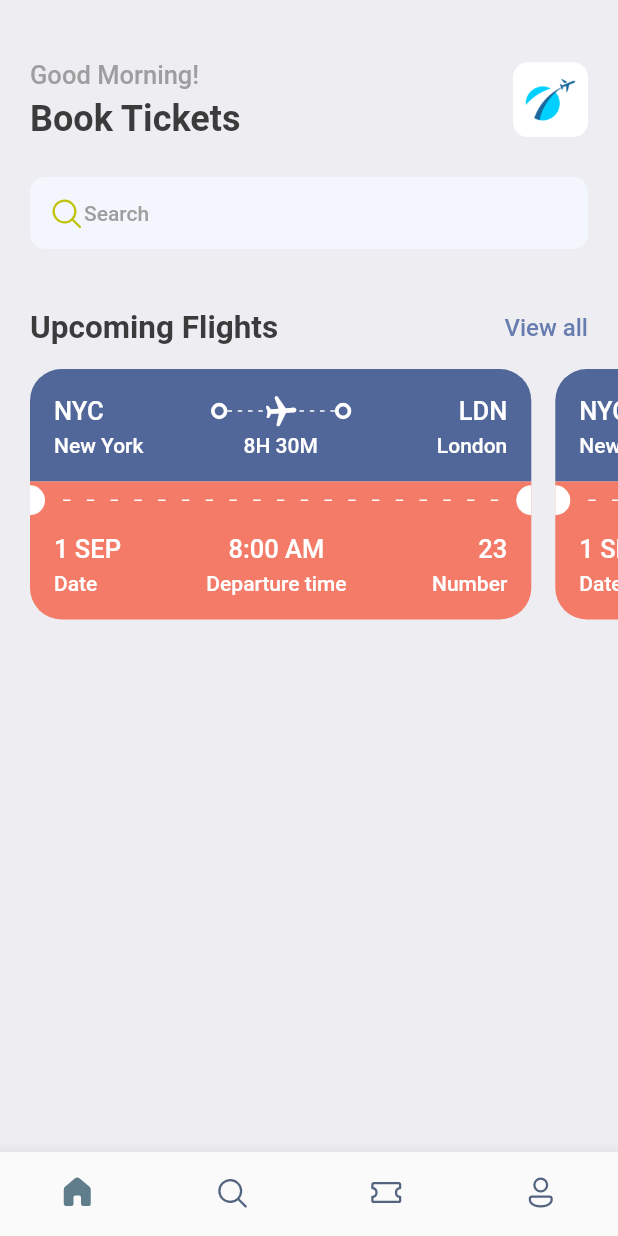
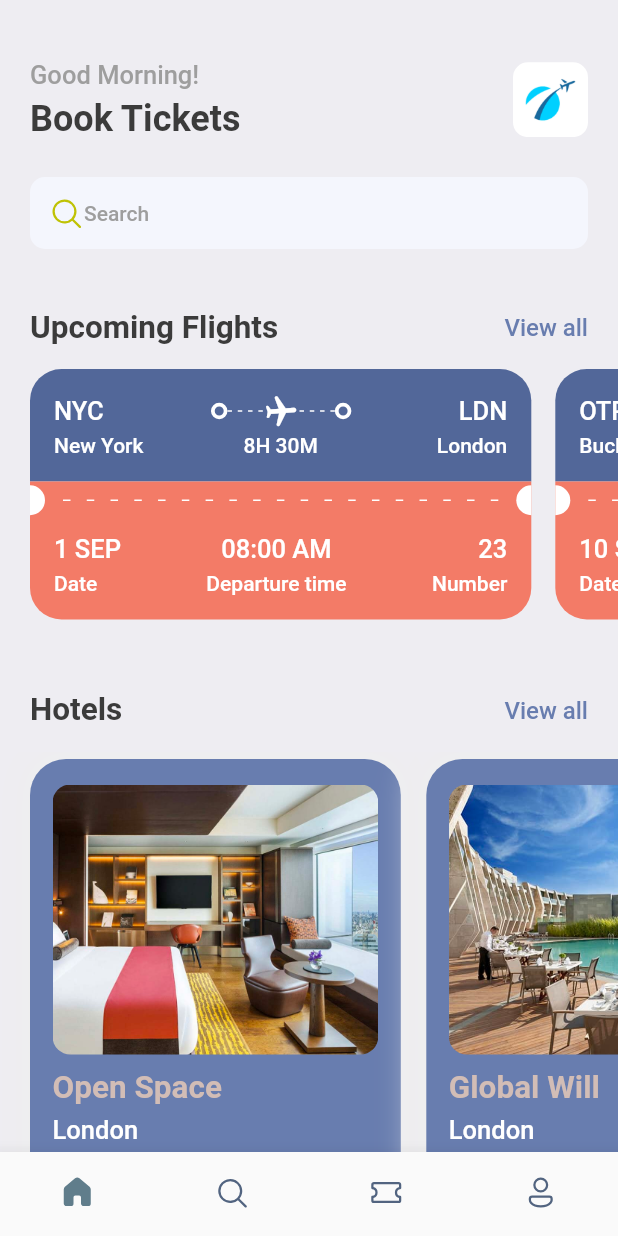
Before and after one commit to RazvanRauta/booktickets, a Flutter app: the screen it shows after launch, on a phone screen of 412 x 824 dp. Run offline on Flutter 3.47's test engine with Material 2 defaults, Android fonts, the phone set to English and light mode, and no system bars; our stand-ins replace fluentui_icons, gap, get, responsive_sizer.

Commit message:
feat: added home screen with all features

```diff
--- a/lib/main.dart
+++ b/lib/main.dart
@@ -2,6 +2,7 @@ import 'package:flutter/material.dart';
 
 import 'src/screens/bottom_bar.dart';
 import 'src/utils/app_styles.dart';
+import 'package:responsive_sizer/responsive_sizer.dart';
 
 void main() {
   runApp(const MyApp());
@@ -13,6 +14,7 @@ class MyApp extends StatelessWidget {
   // This widget is the root of your application.
   @override
   Widget build(BuildContext context) {
+    return ResponsiveSizer(builder: (context, orientation, deviceType) {
       return MaterialApp(
         debugShowCheckedModeBanner: false,
         title: 'Flutter Demo',
@@ -21,5 +23,6 @@ class MyApp extends StatelessWidget {
         ),
         home: const BottomBar(),
       );
+    });
   }
 }
--- /dev/null
+++ b/lib/src/mocks/hotels_list.dart
@@ -0,0 +1,20 @@
+List<Map<String, dynamic>> hotelList = [
+  {
+    'image': 'one.png',
+    'place': 'Open Space',
+    'destination': 'London',
+    'price': 25
+  },
+  {
+    'image': 'two.png',
+    'place': 'Global Will',
+    'destination': 'London',
+    'price': 40
+  },
+  {
+    'image': 'three.png',
+    'place': 'Tallest Building',
+    'destination': 'Dubai',
+    'price': 68
+  },
+];
--- /dev/null
+++ b/lib/src/mocks/tickets_list.dart
@@ -0,0 +1,18 @@
+List<Map<String, dynamic>> ticketList = [
+  {
+    'from': {'code': "NYC", 'name': "New York"},
+    'to': {'code': "LDN", 'name': "London"},
+    'flying_time': '8H 30M',
+    'date': "1 SEP",
+    'departure_time': "08:00 AM",
+    'number': 23
+  },
+  {
+    'from': {'code': "OTP", 'name': "Bucharest"},
+    'to': {'code': "WAW", 'name': "Warsaw"},
+    'flying_time': '2H 20M',
+    'date': "10 SEP",
+    'departure_time': "09:00 AM",
+    'number': 45
+  },
+];
--- a/lib/src/screens/bottom_bar.dart
+++ b/lib/src/screens/bottom_bar.dart
@@ -2,6 +2,7 @@ import 'package:fluentui_icons/fluentui_icons.dart';
 import 'package:flutter/material.dart';
 
 import 'home_screen.dart';
+import 'search_screen.dart';
 
 class BottomBar extends StatefulWidget {
   const BottomBar({Key? key}) : super(key: key);
@@ -15,7 +16,7 @@ class _BottomBarState extends State<BottomBar> {
 
   static final List<Widget> _widgetOptions = <Widget>[
     const HomeScreen(),
-    const Text("Search"),
+    const SearchScreen(),
     const Text("Tickets"),
     const Text("Profile"),
   ];
@@ -29,8 +30,10 @@ class _BottomBarState extends State<BottomBar> {
   @override
   Widget build(BuildContext context) {
     return Scaffold(
-      body: Center(
-        child: _widgetOptions[_selectedIndex],
+      body: SafeArea(
+        child: Center(
+          child: _widgetOptions[_selectedIndex],
+        ),
       ),
       bottomNavigationBar: BottomNavigationBar(
         currentIndex: _selectedIndex,
--- a/lib/src/screens/home_screen.dart
+++ b/lib/src/screens/home_screen.dart
@@ -1,7 +1,11 @@
+import '../mocks/hotels_list.dart';
+import '../mocks/tickets_list.dart';
 import 'package:flutter/material.dart';
 import 'package:gap/gap.dart';
+import 'package:responsive_sizer/responsive_sizer.dart';
 
 import '../utils/app_styles.dart';
+import '../widgets/hotel_card.dart';
 import '../widgets/ticket_view.dart';
 import '../widgets/top_section.dart';
 
@@ -18,11 +22,61 @@ class HomeScreen extends StatelessWidget {
           const Gap(15),
           SingleChildScrollView(
             scrollDirection: Axis.horizontal,
-            padding: const EdgeInsets.only(left: 20),
-            child: Row(children: const [
-              TicketView(),
-              TicketView(),
-            ]),
+            padding: EdgeInsets.only(
+              left: Adaptive.px(20),
+            ),
+            child: Row(
+                children: ticketList
+                    .map((ticket) => TicketView(
+                          ticket: ticket,
+                        ))
+                    .toList()),
+          ),
+          const Gap(15),
+          const HotelsHeader(),
+          const Gap(15),
+          SingleChildScrollView(
+            scrollDirection: Axis.horizontal,
+            padding: EdgeInsets.only(
+              left: Adaptive.px(20),
+            ),
+            child: Row(
+                children: hotelList
+                    .map(
+                      (hotel) => HotelCard(hotel: hotel),
+                    )
+                    .toList()),
+          ),
+        ],
+      ),
+    );
+  }
+}
+
+class HotelsHeader extends StatelessWidget {
+  const HotelsHeader({
+    Key? key,
+  }) : super(key: key);
+
+  @override
+  Widget build(BuildContext context) {
+    return Container(
+      padding: EdgeInsets.symmetric(
+        horizontal: Adaptive.px(20),
+      ),
+      child: Row(
+        mainAxisAlignment: MainAxisAlignment.spaceBetween,
+        children: [
+          Text(
+            "Hotels",
+            style: Styles.headLineStyles2,
+          ),
+          InkWell(
+            onTap: () => {print("You are tapped")},
+            child: Text(
+              "View all",
+              style: Styles.textStyle.copyWith(color: Styles.primaryColor),
+            ),
           )
         ],
       ),
--- /dev/null
+++ b/lib/src/screens/search_screen.dart
@@ -0,0 +1,12 @@
+import 'package:flutter/material.dart';
+
+class SearchScreen extends StatelessWidget {
+  const SearchScreen({Key? key}) : super(key: key);
+
+  @override
+  Widget build(BuildContext context) {
+    return const Scaffold(
+      body: Text("Hello from Search"),
+    );
+  }
+}
--- a/lib/src/utils/app_layout.dart
+++ b/lib/src/utils/app_layout.dart
@@ -1,7 +1,28 @@
 import 'package:flutter/material.dart';
+import 'package:get/get.dart';
 
 class AppLayout {
   static getSize(BuildContext context) {
     return MediaQuery.of(context).size;
   }
+
+  static getScreenHeight() {
+    return Get.height;
+  }
+
+  static getScreenWidth() {
+    return Get.width;
+  }
+
+  static getHeight(double pixels) {
+    const double referenceScreenHeight = 640;
+
+    return getScreenHeight() * pixels / referenceScreenHeight;
+  }
+
+  static getWidth(double pixels) {
+    const double referenceScreenWidth = 360;
+
+    return getScreenWidth() * pixels / referenceScreenWidth;
+  }
 }
--- a/lib/src/utils/app_styles.dart
+++ b/lib/src/utils/app_styles.dart
@@ -8,6 +8,7 @@ class Styles {
   static Color bgColor = const Color(0xFFeeedf2);
   static Color blueColor = const Color(0xFF526799);
   static Color orangeColor = const Color(0xFFF37B67);
+  static Color kakiColor = const Color(0xFFd2bdb6);
 
   static TextStyle textStyle =
       TextStyle(fontSize: 16, color: textColor, fontWeight: FontWeight.w500);
--- a/lib/src/widgets/dotted_line.dart
+++ b/lib/src/widgets/dotted_line.dart
@@ -1,4 +1,5 @@
 import 'package:flutter/material.dart';
+import 'package:responsive_sizer/responsive_sizer.dart';
 
 class DottedLine extends StatelessWidget {
   const DottedLine({
@@ -11,7 +12,7 @@ class DottedLine extends StatelessWidget {
       child: Stack(
         children: [
           SizedBox(
-            height: 24,
+            height: Adaptive.px(24),
             child: LayoutBuilder(
               builder: (BuildContext context, BoxConstraints constrains) {
                 return Flex(
@@ -20,10 +21,10 @@ class DottedLine extends StatelessWidget {
                   mainAxisSize: MainAxisSize.max,
                   children: List.generate(
                     (constrains.constrainWidth() / 6).floor(),
-                    (index) => const SizedBox(
-                      width: 3,
-                      height: 1,
-                      child: DecoratedBox(
+                    (index) => SizedBox(
+                      width: Adaptive.px(3),
+                      height: Adaptive.px(1),
+                      child: const DecoratedBox(
                         decoration: BoxDecoration(
                           color: Colors.white,
                         ),
--- /dev/null
+++ b/lib/src/widgets/hotel_card.dart
@@ -0,0 +1,78 @@
+import 'package:flutter/material.dart';
+import 'package:gap/gap.dart';
+import 'package:responsive_sizer/responsive_sizer.dart';
+
+import '../utils/app_styles.dart';
+
+class HotelCard extends StatelessWidget {
+  final Map<String, dynamic> hotel;
+
+  const HotelCard({Key? key, required this.hotel}) : super(key: key);
+
+  @override
+  Widget build(BuildContext context) {
+    return Container(
+      width: 60.w,
+      height: Adaptive.px(350),
+      padding: EdgeInsets.symmetric(
+        horizontal: Adaptive.px(15),
+        vertical: Adaptive.px(17),
+      ),
+      margin: EdgeInsets.only(
+        right: Adaptive.px(17),
+        top: Adaptive.px(5),
+      ),
+      decoration: BoxDecoration(
+          color: Styles.primaryColor,
+          borderRadius: BorderRadius.circular(
+            Adaptive.px(24),
+          ),
+          boxShadow: [
+            BoxShadow(
+              color: Colors.grey.shade200,
+              blurRadius: 20,
+              spreadRadius: 5,
+            )
+          ]),
+      child: Column(
+        crossAxisAlignment: CrossAxisAlignment.start,
+        children: [
+          Container(
+            height: Adaptive.px(180),
+            decoration: BoxDecoration(
+              borderRadius: BorderRadius.circular(
+                Adaptive.px(12),
+              ),
+              color: Styles.primaryColor,
+              image: DecorationImage(
+                fit: BoxFit.cover,
+                image: AssetImage("lib/src/assets/images/${hotel["image"]}"),
+              ),
+            ),
+          ),
+          const Gap(10),
+          Text(
+            hotel["place"],
+            style: Styles.headLineStyles2.copyWith(
+              color: Styles.kakiColor,
+            ),
+          ),
+          const Gap(5),
+          Text(
+            hotel["destination"],
+            style: Styles.headLineStyles3.copyWith(
+              color: Colors.white,
+            ),
+          ),
+          const Gap(8),
+          Text(
+            "\$${hotel["price"]}/night",
+            style: Styles.headlineStyles1.copyWith(
+              color: Styles.kakiColor,
+            ),
+          ),
+        ],
+      ),
+    );
+  }
+}
--- a/lib/src/widgets/thick_container.dart
+++ b/lib/src/widgets/thick_container.dart
@@ -1,4 +1,5 @@
 import 'package:flutter/material.dart';
+import 'package:responsive_sizer/responsive_sizer.dart';
 
 class ThickContainer extends StatelessWidget {
   const ThickContainer({Key? key}) : super(key: key);
@@ -6,11 +7,11 @@ class ThickContainer extends StatelessWidget {
   @override
   Widget build(BuildContext context) {
     return Container(
-      padding: const EdgeInsets.all(3.0),
+      padding: EdgeInsets.all(Adaptive.px(3.0)),
       decoration: BoxDecoration(
-        borderRadius: BorderRadius.circular(20),
+        borderRadius: BorderRadius.circular(Adaptive.px(20)),
         border: Border.all(
-          width: 2.5,
+          width: Adaptive.px(2.5),
           color: Colors.white,
         ),
       ),
--- a/lib/src/widgets/ticket_view.dart
+++ b/lib/src/widgets/ticket_view.dart
@@ -1,23 +1,25 @@
-import 'package:booktickets/src/utils/app_layout.dart';
-import 'package:booktickets/src/utils/app_styles.dart';
-import 'package:booktickets/src/widgets/thick_container.dart';
 import 'package:flutter/material.dart';
 import 'package:gap/gap.dart';
+import 'package:responsive_sizer/responsive_sizer.dart';
 
+import '../utils/app_styles.dart';
 import 'dotted_line.dart';
+import 'thick_container.dart';
 
 class TicketView extends StatelessWidget {
-  const TicketView({Key? key}) : super(key: key);
+  final Map<String, dynamic> ticket;
+
+  const TicketView({Key? key, required this.ticket}) : super(key: key);
 
   @override
   Widget build(BuildContext context) {
-    final size = AppLayout.getSize(context);
-
     return SizedBox(
-      width: size.width * 0.85,
-      height: 200,
+      width: Adaptive.w(85),
+      height: Adaptive.px(200),
       child: Container(
-        margin: const EdgeInsets.only(right: 16),
+        margin: EdgeInsets.only(
+          right: Adaptive.px(16),
+        ),
         child: Column(
           children: [
             /*
@@ -26,18 +28,24 @@ class TicketView extends StatelessWidget {
             Container(
               decoration: BoxDecoration(
                 color: Styles.blueColor,
-                borderRadius: const BorderRadius.only(
-                  topLeft: Radius.circular(21),
-                  topRight: Radius.circular(21),
+                borderRadius: BorderRadius.only(
+                  topLeft: Radius.circular(
+                    Adaptive.px(21),
+                  ),
+                  topRight: Radius.circular(
+                    Adaptive.px(21),
+                  ),
                 ),
               ),
-              padding: const EdgeInsets.all(16),
+              padding: EdgeInsets.all(
+                Adaptive.px(16),
+              ),
               child: Column(
                 children: [
                   Row(
                     children: [
                       Text(
-                        "NYC",
+                        ticket["from"]["code"],
                         style: Styles.headLineStyles3
                             .copyWith(color: Colors.white),
                       ),
@@ -47,7 +55,7 @@ class TicketView extends StatelessWidget {
                       const ThickContainer(),
                       const Spacer(),
                       Text(
-                        "LDN",
+                        ticket["to"]["code"],
                         style: Styles.headLineStyles3
                             .copyWith(color: Colors.white),
                       ),
@@ -58,24 +66,24 @@ class TicketView extends StatelessWidget {
                     mainAxisAlignment: MainAxisAlignment.spaceBetween,
                     children: [
                       SizedBox(
-                        width: 100,
+                        width: Adaptive.px(100),
                         child: Text(
-                          "New York",
+                          ticket["from"]["name"],
                           style: Styles.headLineStyles4.copyWith(
                             color: Colors.white,
                           ),
                         ),
                       ),
                       Text(
-                        "8H 30M",
+                        ticket["flying_time"],
                         style: Styles.headLineStyles4.copyWith(
                           color: Colors.white,
                         ),
                       ),
                       SizedBox(
-                        width: 100,
+                        width: Adaptive.px(100),
                         child: Text(
-                          "London",
+                          ticket["to"]["name"],
                           textAlign: TextAlign.end,
                           style: Styles.headLineStyles4.copyWith(
                             color: Colors.white,
@@ -94,21 +102,26 @@ class TicketView extends StatelessWidget {
               color: Styles.orangeColor,
               child: Row(
                 children: [
-                  const SizedBox(
-                    height: 20,
-                    width: 10,
+                  SizedBox(
+                    height: Adaptive.px(20),
+                    width: Adaptive.px(10),
                     child: DecoratedBox(
                       decoration: BoxDecoration(
                         color: Colors.white,
                         borderRadius: BorderRadius.only(
-                            topRight: Radius.circular(10),
-                            bottomRight: Radius.circular(10)),
+                          topRight: Radius.circular(
+                            Adaptive.px(10),
+                          ),
+                          bottomRight: Radius.circular(
+                            Adaptive.px(10),
+                          ),
+                        ),
                       ),
                     ),
                   ),
                   Expanded(
                     child: Padding(
-                      padding: const EdgeInsets.all(12.0),
+                      padding: EdgeInsets.all(Adaptive.px(12)),
                       child: LayoutBuilder(
                         builder:
                             (BuildContext context, BoxConstraints constraints) {
@@ -132,15 +145,20 @@ class TicketView extends StatelessWidget {
                       ),
                     ),
                   ),
-                  const SizedBox(
-                    height: 20,
-                    width: 10,
+                  SizedBox(
+                    height: Adaptive.px(20),
+                    width: Adaptive.px(10),
                     child: DecoratedBox(
                       decoration: BoxDecoration(
                         color: Colors.white,
                         borderRadius: BorderRadius.only(
-                            topLeft: Radius.circular(10),
-                            bottomLeft: Radius.circular(10)),
+                          topLeft: Radius.circular(
+                            Adaptive.px(10),
+                          ),
+                          bottomLeft: Radius.circular(
+                            Adaptive.px(10),
+                          ),
+                        ),
                       ),
                     ),
                   ),
@@ -150,16 +168,20 @@ class TicketView extends StatelessWidget {
             Container(
               decoration: BoxDecoration(
                 color: Styles.orangeColor,
-                borderRadius: const BorderRadius.only(
-                  bottomLeft: Radius.circular(21),
-                  bottomRight: Radius.circular(21),
+                borderRadius: BorderRadius.only(
+                  bottomLeft: Radius.circular(
+                    Adaptive.px(21),
+                  ),
+                  bottomRight: Radius.circular(
+                    Adaptive.px(21),
+                  ),
                 ),
               ),
-              padding: const EdgeInsets.only(
-                left: 16,
-                top: 10,
-                right: 16,
-                bottom: 16,
+              padding: EdgeInsets.only(
+                left: Adaptive.px(16),
+                top: Adaptive.px(10),
+                right: Adaptive.px(16),
+                bottom: Adaptive.px(16),
               ),
               child: Column(
                 children: [
@@ -170,7 +192,7 @@ class TicketView extends StatelessWidget {
                         crossAxisAlignment: CrossAxisAlignment.start,
                         children: [
                           Text(
-                            "1 SEP",
+                            ticket["date"],
                             style: Styles.headLineStyles3.copyWith(
                               color: Colors.white,
                             ),
@@ -188,7 +210,7 @@ class TicketView extends StatelessWidget {
                         crossAxisAlignment: CrossAxisAlignment.center,
                         children: [
                           Text(
-                            "8:00 AM",
+                            ticket["departure_time"],
                             style: Styles.headLineStyles3.copyWith(
                               color: Colors.white,
                             ),
@@ -206,7 +228,7 @@ class TicketView extends StatelessWidget {
                         crossAxisAlignment: CrossAxisAlignment.end,
                         children: [
                           Text(
-                            "23",
+                            ticket["number"].toString(),
                             style: Styles.headLineStyles3.copyWith(
                               color: Colors.white,
                             ),
--- a/lib/src/widgets/top_section.dart
+++ b/lib/src/widgets/top_section.dart
@@ -1,6 +1,7 @@
 import 'package:fluentui_icons/fluentui_icons.dart';
 import 'package:flutter/material.dart';
 import 'package:gap/gap.dart';
+import 'package:responsive_sizer/responsive_sizer.dart';
 
 import '../utils/app_styles.dart';
 
@@ -10,7 +11,7 @@ class TopSection extends StatelessWidget {
   @override
   Widget build(BuildContext context) {
     return Container(
-      padding: const EdgeInsets.symmetric(horizontal: 20),
+      padding: EdgeInsets.symmetric(horizontal: Adaptive.px(20)),
       child: Column(
         children: [
           const Gap(40),
@@ -32,10 +33,12 @@ class TopSection extends StatelessWidget {
                 ],
               ),
               Container(
-                height: 50,
-                width: 50,
+                height: Adaptive.px(50),
+                width: Adaptive.px(50),
                 decoration: BoxDecoration(
-                  borderRadius: BorderRadius.circular(10),
+                  borderRadius: BorderRadius.circular(
+                    Adaptive.px(10),
+                  ),
                   image: const DecorationImage(
                     fit: BoxFit.fitHeight,
                     image: AssetImage("lib/src/assets/images/img_1.png"),
@@ -48,9 +51,14 @@ class TopSection extends StatelessWidget {
           Container(
             decoration: BoxDecoration(
               color: const Color(0xFFF4F6FD),
-              borderRadius: BorderRadius.circular(10),
+              borderRadius: BorderRadius.circular(
+                Adaptive.px(10),
+              ),
             ),
-            padding: const EdgeInsets.symmetric(horizontal: 12, vertical: 12),
+            padding: EdgeInsets.symmetric(
+              horizontal: Adaptive.px(12),
+              vertical: Adaptive.px(12),
+            ),
             child: Row(
               children: [
                 const Icon(
--- a/pubspec.yaml
+++ b/pubspec.yaml
@@ -36,7 +36,9 @@ dependencies:
   # Use with the CupertinoIcons class for iOS style icons.
   cupertino_icons: ^1.0.2
   fluentui_icons: ^1.0.0
+  get:
   gap: ^2.0.0
+  responsive_sizer: ^3.1.0
 
 dev_dependencies:
   flutter_test:
```
Also changed, not shown: pubspec.lock. Lines whose indentation alone changed are shown as unchanged.
